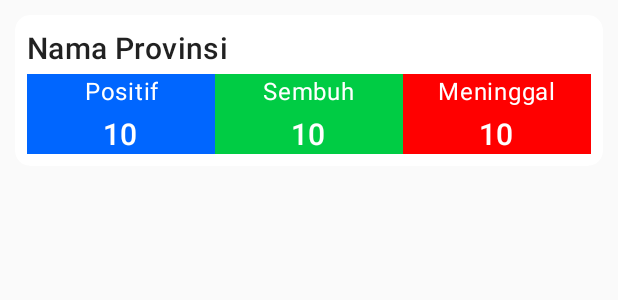
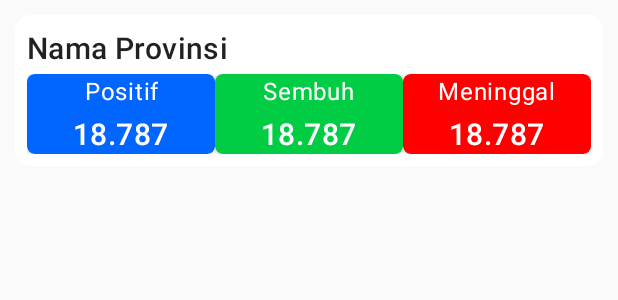
Before and after one commit to ardhanfajarramadhan/smkcoding_online_project_2, an Android app: the layout item_province_data.xml on its own in the app's theme, with its tools: preview values and no code run, on a phone screen of 412 x 824 dp. Shown: the top 300 px of the screen. Run offline under Robolectric (Android 15) with nearby library versions, the phone set to English and light mode, and no system bars.

Commit message:
chart dummy

```diff
--- a/app/build.gradle
+++ b/app/build.gradle
@@ -62,5 +62,6 @@ dependencies {
     //GLI DE
     implementation 'com.github.bumptech.glide:glide:4.11.0'
     annotationProcessor 'com.github.bumptech.glide:compiler:4.11.0'
+    implementation 'com.github.AnyChart:AnyChart-Android:1.1.2'
 
 }
--- a/app/src/main/java/com/coding/smkcoding_project_2/GithubUser.kt
+++ /dev/null
@@ -1,6 +0,0 @@
-package com.coding.smkcoding_project_2
-
-
-import com.google.gson.annotations.SerializedName
-
-class GithubUser : ArrayList<GithubUserItem>()
--- a/app/src/main/java/com/coding/smkcoding_project_2/adapter/ViewPagerAdapter.kt
+++ b/app/src/main/java/com/coding/smkcoding_project_2/adapter/ViewPagerAdapter.kt
@@ -17,7 +17,7 @@ class ViewPagerAdapter(fragmentActivity: FragmentActivity) : FragmentStateAdapte
                 ProvinceFragment()
             }
             2 -> {
-                RegionFragment()
+                ChartFragment()
             }
             3 -> {
                 WebFragment()
--- a/app/src/main/res/layout/item_province_data.xml
+++ b/app/src/main/res/layout/item_province_data.xml
@@ -33,13 +33,18 @@
             android:layout_marginTop="4dp"
             android:baselineAligned="false">
 
-            <LinearLayout
-                android:layout_width="0dp"
+            <androidx.cardview.widget.CardView
+                android:layout_width="match_parent"
                 android:layout_height="wrap_content"
                 android:layout_weight="1"
+                app:cardCornerRadius="5dp"
+                android:backgroundTint="#0066ff">
+
+                <LinearLayout
+                    android:layout_width="match_parent"
+                    android:layout_height="match_parent"
                     android:orientation="vertical"
-                android:gravity="center"
-                android:background="#0066ff">
+                    android:gravity="center">
 
                     <TextView
                         android:layout_width="wrap_content"
@@ -57,24 +62,29 @@
                         android:textColor="#fff"
                         android:layout_marginTop="4dp"
                         android:textAppearance="@style/TextAppearance.MaterialComponents.Headline6"/>
+                </LinearLayout>
+            </androidx.cardview.widget.CardView>
 
-            </LinearLayout>
+            <androidx.cardview.widget.CardView
+                android:layout_width="match_parent"
+                android:layout_height="wrap_content"
+                android:layout_weight="1"
+                app:cardCornerRadius="5dp"
+                android:backgroundTint="#00cc44">
 
                 <LinearLayout
-                android:layout_width="0dp"
-                android:layout_height="wrap_content"
-                android:layout_weight="1"
+                    android:layout_width="match_parent"
+                    android:layout_height="match_parent"
                     android:orientation="vertical"
-                android:gravity="center"
-                android:background="#00cc44">
+                    android:gravity="center">
 
                     <TextView
                         android:layout_width="wrap_content"
                         android:layout_height="wrap_content"
                         android:text="@string/sembuh"
                         android:textAlignment="center"
-                    android:textColor="#fff"
-                    android:textAppearance="@style/TextAppearance.MaterialComponents.Body1" />
+                        android:textColor="#ffffff"
+                        android:textAppearance="@style/TextAppearance.MaterialComponents.Body1"/>
 
                     <TextView
                         android:id="@+id/tvSembuh"
@@ -84,23 +94,28 @@
                         android:textColor="#fff"
                         android:layout_marginTop="4dp"
                         android:textAppearance="@style/TextAppearance.MaterialComponents.Headline6"/>
+                </LinearLayout>
+            </androidx.cardview.widget.CardView>
 
-            </LinearLayout>
+            <androidx.cardview.widget.CardView
+                android:layout_width="match_parent"
+                android:layout_height="wrap_content"
+                android:layout_weight="1"
+                app:cardCornerRadius="5dp"
+                android:backgroundTint="#ff0000">
 
                 <LinearLayout
-                android:layout_width="0dp"
-                android:layout_height="wrap_content"
-                android:layout_weight="1"
+                    android:layout_width="match_parent"
+                    android:layout_height="match_parent"
                     android:orientation="vertical"
-                android:gravity="center"
-                android:background="#ff0000">
+                    android:gravity="center">
 
                     <TextView
                         android:layout_width="wrap_content"
                         android:layout_height="wrap_content"
                         android:text="@string/meninggal"
-                    android:textColor="#fff"
                         android:textAlignment="center"
+                        android:textColor="#ffffff"
                         android:textAppearance="@style/TextAppearance.MaterialComponents.Body1"/>
 
                     <TextView
@@ -108,11 +123,13 @@
                         android:layout_width="wrap_content"
                         android:layout_height="wrap_content"
                         android:text="@string/dummyValue"
+                        android:textColor="#fff"
                         android:layout_marginTop="4dp"
-                    android:textColor="#fff"
                         android:textAppearance="@style/TextAppearance.MaterialComponents.Headline6"/>
+                </LinearLayout>
+            </androidx.cardview.widget.CardView>
 
-            </LinearLayout>
+
 
         </LinearLayout>
 
--- a/app/src/main/res/values/strings.xml
+++ b/app/src/main/res/values/strings.xml
@@ -18,11 +18,12 @@
     <string name="rumah">RUMAH Usahakan di rumah aja</string>
     <string name="covid19_world">Covid-19 In World</string>
     <string name="positif">Positif</string>
-    <string name="dummyValue">10</string>
+    <string name="dummyValue">18.787</string>
     <string name="sembuh">Sembuh</string>
     <string name="meninggal">Meninggal</string>
     <string name="name">Nama</string>
     <string name="email">Email</string>
     <string name="nama_provinsi">Nama Provinsi</string>
     <string name="nama_negara">Nama Negara</string>
+    <string name="refresh">refresh</string>
 </resources>
--- a/build.gradle
+++ b/build.gradle
@@ -20,7 +20,7 @@ allprojects {
     repositories {
         google()
         jcenter()
-
+        maven { url 'https://jitpack.io' }
     }
 }
 
```
Also changed, not shown: app/src/main/java/com/coding/smkcoding_project_2/ChartFragment.kt (added, +50 -0 lines), app/src/main/java/com/coding/smkcoding_project_2/GithubUserItem.kt (deleted, +0 -44 lines), app/src/main/java/com/coding/smkcoding_project_2/RegionFragment.kt (deleted, +0 -88 lines), app/src/main/java/com/coding/smkcoding_project_2/WorldFragment.kt (+93 -6 lines), app/src/main/java/com/coding/smkcoding_project_2/adapter/GithubUserAdapter.kt (deleted, +0 -41 lines), app/src/main/java/com/coding/smkcoding_project_2/data/ApiService.kt (+14 -3 lines), app/src/main/res/layout/fragment_chart.xml (added, +13 -0 lines), app/src/main/res/layout/fragment_region.xml (deleted, +0 -19 lines), app/src/main/res/layout/fragment_world.xml (+13 -3 lines). Lines whose indentation alone changed are shown as unchanged.
